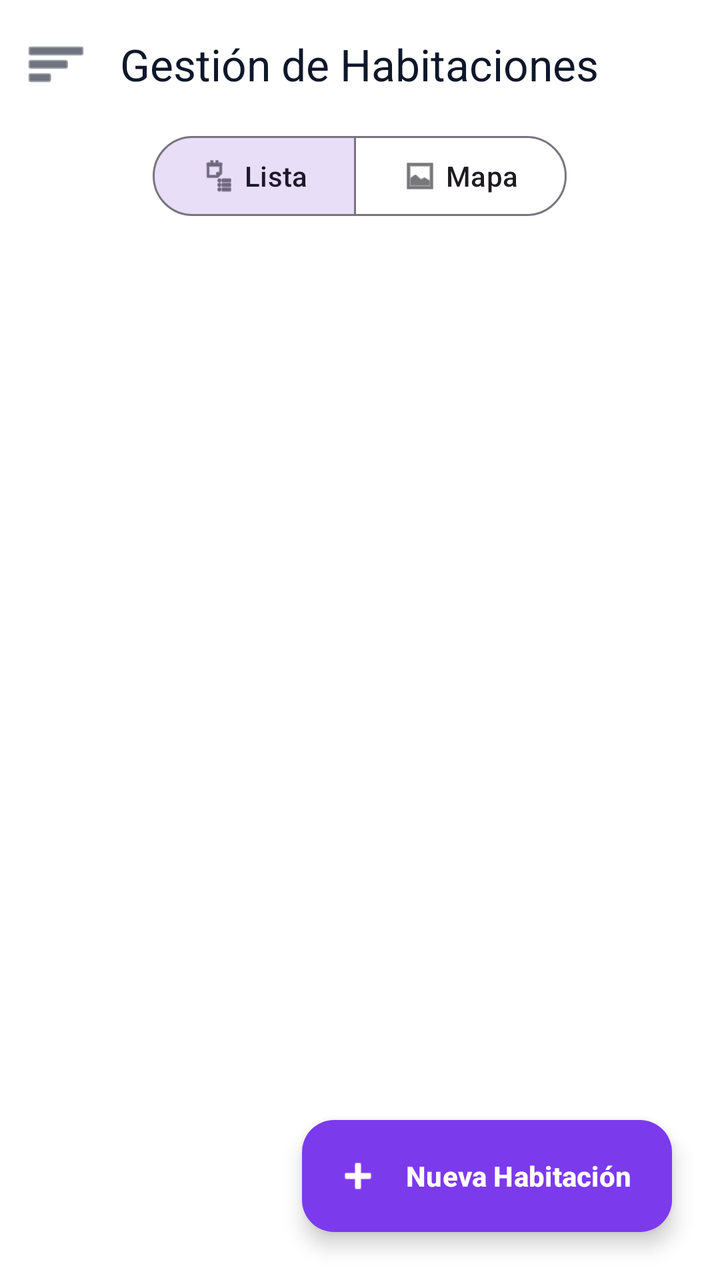
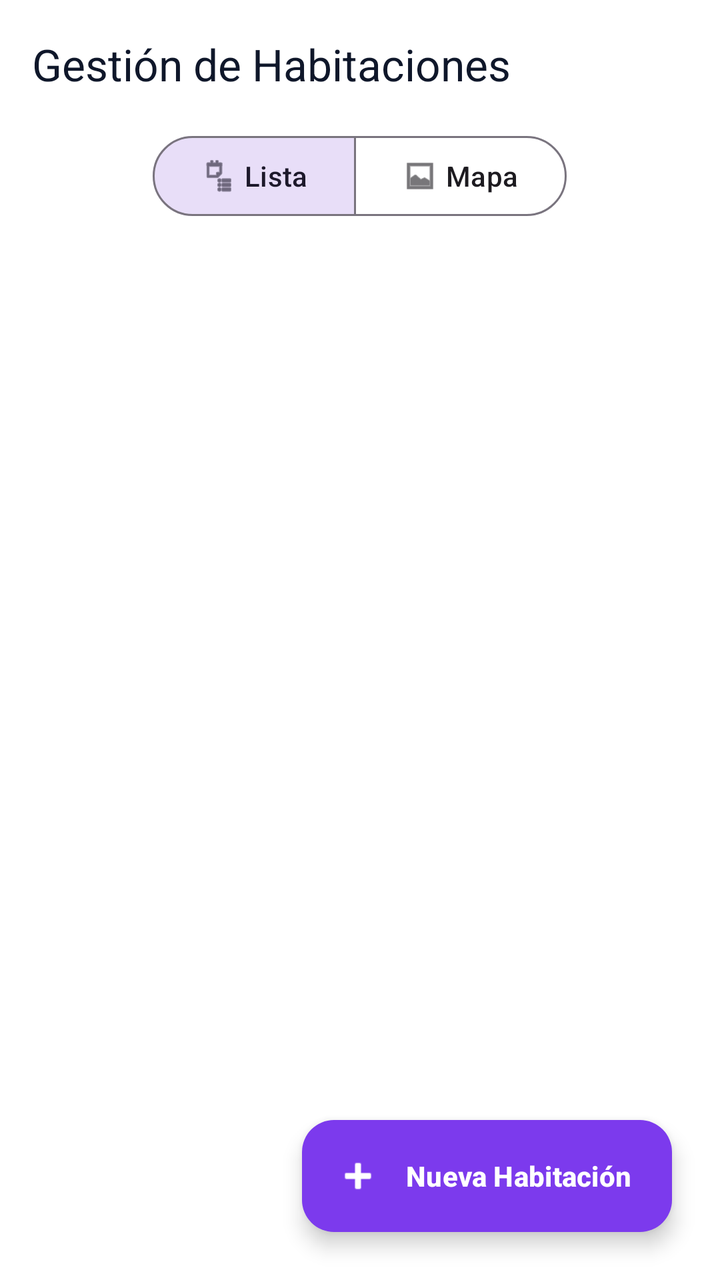

Compare the two renders of this Android layout. The source of the first and the diff that turns it into the second are given below.
<!-- AndroidManifest.xml: application theme Theme.Naxor -->
<!-- res/layout/fragment_hotel_rooms.xml -->
<?xml version="1.0" encoding="utf-8"?>
<androidx.constraintlayout.widget.ConstraintLayout xmlns:android="http://schemas.android.com/apk/res/android"
    xmlns:app="http://schemas.android.com/apk/res-auto"
    android:layout_width="match_parent"
    android:layout_height="match_parent"
    android:background="@color/white">

    <com.google.android.material.appbar.AppBarLayout
        android:id="@+id/appBarRooms"
        android:layout_width="match_parent"
        android:layout_height="wrap_content"
        android:background="@color/white"
        app:elevation="0dp"
        app:layout_constraintTop_toTopOf="parent">

        <com.google.android.material.appbar.MaterialToolbar
            android:id="@+id/toolbarRooms"
            android:layout_width="match_parent"
            android:layout_height="?attr/actionBarSize"
            app:title="Gestión de Habitaciones"
            app:titleTextColor="@color/slate_900"
            app:navigationIcon="@android:drawable/ic_menu_sort_by_size"
            app:navigationIconTint="@color/slate_900" />

        <com.google.android.material.button.MaterialButtonToggleGroup
            android:id="@+id/toggleViewMode"
            android:layout_width="wrap_content"
            android:layout_height="wrap_content"
            android:layout_gravity="center"
            android:layout_marginBottom="12dp"
            app:singleSelection="true"
            app:selectionRequired="true"
            app:checkedButton="@id/btnListView">
            <com.google.android.material.button.MaterialButton
                android:id="@+id/btnListView"
                style="@style/Widget.Material3.Button.OutlinedButton"
                android:layout_width="wrap_content"
                android:layout_height="wrap_content"
                android:text="Lista"
                app:icon="@android:drawable/ic_menu_agenda" />
            <com.google.android.material.button.MaterialButton
                android:id="@+id/btnGraphView"
                style="@style/Widget.Material3.Button.OutlinedButton"
                android:layout_width="wrap_content"
                android:layout_height="wrap_content"
                android:text="Mapa"
                app:icon="@android:drawable/ic_menu_gallery" />
        </com.google.android.material.button.MaterialButtonToggleGroup>
    </com.google.android.material.appbar.AppBarLayout>

    
    <androidx.recyclerview.widget.RecyclerView
        android:id="@+id/rvRooms"
        android:layout_width="match_parent"
        android:layout_height="0dp"
        android:clipToPadding="false"
        app:layout_constraintTop_toBottomOf="@id/appBarRooms"
        app:layout_constraintBottom_toBottomOf="parent" />

    
    <FrameLayout
        android:id="@+id/layoutGraphView"
        android:layout_width="match_parent"
        android:layout_height="0dp"
        android:visibility="gone"
        app:layout_constraintTop_toBottomOf="@id/appBarRooms"
        app:layout_constraintBottom_toBottomOf="parent">

        
        <LinearLayout
            android:id="@+id/layoutEmptyMap"
            android:layout_width="wrap_content"
            android:layout_height="wrap_content"
            android:layout_gravity="center"
            android:orientation="vertical"
            android:gravity="center"
            android:visibility="gone">
            <ImageView
                android:layout_width="80dp"
                android:layout_height="80dp"
                android:src="@android:drawable/ic_menu_crop"
                app:tint="@color/slate_300"
                android:alpha="0.5" />
            <TextView
                android:layout_width="wrap_content"
                android:layout_height="wrap_content"
                android:text="No hay gráfico guardado"
                android:textColor="@color/slate_400"
                android:textStyle="bold"
                android:layout_marginTop="16dp" />
            <TextView
                android:layout_width="wrap_content"
                android:layout_height="wrap_content"
                android:text="Crea uno desde el editor"
                android:textColor="@color/slate_400"
                android:textSize="12sp" />
            <com.google.android.material.button.MaterialButton
                android:id="@+id/btnCreateMapEmpty"
                style="@style/Widget.Material3.Button.TonalButton"
                android:layout_width="wrap_content"
                android:layout_height="wrap_content"
                android:layout_marginTop="24dp"
                android:text="Crear mapa"
                app:icon="@android:drawable/ic_menu_add" />
        </LinearLayout>

        <com.google.android.material.card.MaterialCardView
            android:id="@+id/cardMapDisplay"
            android:layout_width="match_parent"
            android:layout_height="match_parent"
            app:cardCornerRadius="0dp"
            app:cardElevation="0dp"
            app:strokeWidth="0dp"
            app:cardBackgroundColor="@color/white"
            android:visibility="visible">

            <com.naxor.app.util.HotelMapView
                android:id="@+id/mapView"
                android:layout_width="match_parent"
                android:layout_height="match_parent"
                android:background="@drawable/grid_background" />

        </com.google.android.material.card.MaterialCardView>

        <com.google.android.material.button.MaterialButton
            android:id="@+id/btnOpenEditor"
            style="@style/Widget.Material3.Button.TonalButton"
            android:layout_width="wrap_content"
            android:layout_height="wrap_content"
            android:layout_gravity="bottom|end"
            android:layout_margin="24dp"
            android:text="Editar / Crear mapa"
            app:icon="@android:drawable/ic_menu_edit"
            app:cornerRadius="20dp" />
    </FrameLayout>

    <com.google.android.material.floatingactionbutton.ExtendedFloatingActionButton
        android:id="@+id/fabAddRoom"
        android:layout_width="wrap_content"
        android:layout_height="wrap_content"
        android:layout_margin="24dp"
        android:text="Nueva Habitación"
        android:textAllCaps="false"
        android:textColor="@color/white"
        android:textStyle="bold"
        app:icon="@android:drawable/ic_input_add"
        app:iconTint="@color/white"
        app:backgroundTint="@color/purple_600"
        app:layout_constraintBottom_toBottomOf="parent"
        app:layout_constraintEnd_toEndOf="parent" />

</androidx.constraintlayout.widget.ConstraintLayout>
<!-- resources referenced by this layout -->
<resources>
  <color name="purple_600">#7C3AED</color>
  <color name="slate_300">#CBD5E1</color>
  <color name="slate_400">#94A3B8</color>
  <color name="slate_900">#0F172A</color>
  <color name="white">#FFFFFFFF</color>
  <!-- drawable grid_background (drawable) -->
  <?xml version="1.0" encoding="utf-8"?>
  <layer-list xmlns:android="http://schemas.android.com/apk/res/android">
      <item>
          <shape>
              <solid android:color="@color/slate_50" />
          </shape>
      </item>
      <item>
          <bitmap
              android:src="@android:drawable/ic_menu_crop"
              android:tileMode="repeat"
              android:alpha="0.05" />
      </item>
  </layer-list>
  <style name="Theme.Naxor" parent="Base.Theme.Naxor" />
  <color name="slate_50">#F8FAFC</color>
  <style name="Base.Theme.Naxor" parent="Theme.Material3.DayNight.NoActionBar">
          
          
      </style>
</resources>

<!-- the commit's change to res/layout/fragment_hotel_rooms.xml (unified diff, before → after) -->
@@ -18,9 +18,7 @@
             android:layout_width="match_parent"
             android:layout_height="?attr/actionBarSize"
             app:title="Gestión de Habitaciones"
-            app:titleTextColor="@color/slate_900"
-            app:navigationIcon="@android:drawable/ic_menu_sort_by_size"
-            app:navigationIconTint="@color/slate_900" />
+            app:titleTextColor="@color/slate_900" />
 
         <com.google.android.material.button.MaterialButtonToggleGroup
             android:id="@+id/toggleViewMode"
@@ -58,20 +56,65 @@
         app:layout_constraintBottom_toBottomOf="parent" />
 
     
-    <FrameLayout
+    <androidx.constraintlayout.widget.ConstraintLayout
         android:id="@+id/layoutGraphView"
         android:layout_width="match_parent"
         android:layout_height="0dp"
         android:visibility="gone"
+        android:background="@color/slate_50"
         app:layout_constraintTop_toBottomOf="@id/appBarRooms"
         app:layout_constraintBottom_toBottomOf="parent">
+
+        
+        <HorizontalScrollView
+            android:id="@+id/scrollFloors"
+            android:layout_width="match_parent"
+            android:layout_height="wrap_content"
+            android:scrollbars="none"
+            android:paddingVertical="8dp"
+            app:layout_constraintTop_toTopOf="parent">
+
+            <LinearLayout
+                android:id="@+id/layoutFloors"
+                android:layout_width="wrap_content"
+                android:layout_height="wrap_content"
+                android:orientation="horizontal"
+                android:paddingHorizontal="16dp"
+                android:gravity="center_vertical" />
+        </HorizontalScrollView>
+
+        
+        <com.google.android.material.card.MaterialCardView
+            android:id="@+id/cardMapDisplay"
+            android:layout_width="0dp"
+            android:layout_height="0dp"
+            android:layout_margin="16dp"
+            app:cardCornerRadius="16dp"
+            app:cardElevation="4dp"
+            app:strokeWidth="1dp"
+            app:strokeColor="@color/slate_200"
+            app:layout_constraintTop_toBottomOf="@id/scrollFloors"
+            app:layout_constraintBottom_toTopOf="@id/btnOpenEditor"
+            app:layout_constraintStart_toStartOf="parent"
+            app:layout_constraintEnd_toEndOf="parent">
+
+            <com.naxor.app.util.HotelMapView
+                android:id="@+id/mapView"
+                android:layout_width="match_parent"
+                android:layout_height="match_parent"
+                android:background="@color/white" />
+
+        </com.google.android.material.card.MaterialCardView>
 
         
         <LinearLayout
             android:id="@+id/layoutEmptyMap"
             android:layout_width="wrap_content"
             android:layout_height="wrap_content"
-            android:layout_gravity="center"
+            app:layout_constraintTop_toTopOf="@id/cardMapDisplay"
+            app:layout_constraintBottom_toBottomOf="@id/cardMapDisplay"
+            app:layout_constraintStart_toStartOf="@id/cardMapDisplay"
+            app:layout_constraintEnd_toEndOf="@id/cardMapDisplay"
             android:orientation="vertical"
             android:gravity="center"
             android:visibility="gone">
@@ -84,16 +127,10 @@
             <TextView
                 android:layout_width="wrap_content"
                 android:layout_height="wrap_content"
-                android:text="No hay gráfico guardado"
+                android:text="No hay plano en este piso"
                 android:textColor="@color/slate_400"
                 android:textStyle="bold"
                 android:layout_marginTop="16dp" />
-            <TextView
-                android:layout_width="wrap_content"
-                android:layout_height="wrap_content"
-                android:text="Crea uno desde el editor"
-                android:textColor="@color/slate_400"
-                android:textSize="12sp" />
             <com.google.android.material.button.MaterialButton
                 android:id="@+id/btnCreateMapEmpty"
                 style="@style/Widget.Material3.Button.TonalButton"
@@ -104,35 +141,20 @@
                 app:icon="@android:drawable/ic_menu_add" />
         </LinearLayout>
 
-        <com.google.android.material.card.MaterialCardView
-            android:id="@+id/cardMapDisplay"
-            android:layout_width="match_parent"
-            android:layout_height="match_parent"
-            app:cardCornerRadius="0dp"
-            app:cardElevation="0dp"
-            app:strokeWidth="0dp"
-            app:cardBackgroundColor="@color/white"
-            android:visibility="visible">
-
-            <com.naxor.app.util.HotelMapView
-                android:id="@+id/mapView"
-                android:layout_width="match_parent"
-                android:layout_height="match_parent"
-                android:background="@drawable/grid_background" />
-
-        </com.google.android.material.card.MaterialCardView>
-
         <com.google.android.material.button.MaterialButton
             android:id="@+id/btnOpenEditor"
             style="@style/Widget.Material3.Button.TonalButton"
             android:layout_width="wrap_content"
             android:layout_height="wrap_content"
-            android:layout_gravity="bottom|end"
-            android:layout_margin="24dp"
-            android:text="Editar / Crear mapa"
+            android:layout_marginBottom="16dp"
+            android:text="Editar Pisos"
             app:icon="@android:drawable/ic_menu_edit"
-            app:cornerRadius="20dp" />
-    </FrameLayout>
+            app:cornerRadius="20dp"
+            app:layout_constraintBottom_toBottomOf="parent"
+            app:layout_constraintStart_toStartOf="parent"
+            app:layout_constraintEnd_toEndOf="parent" />
+
+    </androidx.constraintlayout.widget.ConstraintLayout>
 
     <com.google.android.material.floatingactionbutton.ExtendedFloatingActionButton
         android:id="@+id/fabAddRoom"
<!-- resource entries referenced after the edit -->
@@ -1,25 +1,11 @@
 <!-- resources referenced by this layout -->
 <resources>
   <color name="purple_600">#7C3AED</color>
+  <color name="slate_200">#E2E8F0</color>
   <color name="slate_300">#CBD5E1</color>
   <color name="slate_400">#94A3B8</color>
   <color name="slate_900">#0F172A</color>
   <color name="white">#FFFFFFFF</color>
-  <!-- drawable grid_background (drawable) -->
-  <?xml version="1.0" encoding="utf-8"?>
-  <layer-list xmlns:android="http://schemas.android.com/apk/res/android">
-      <item>
-          <shape>
-              <solid android:color="@color/slate_50" />
-          </shape>
-      </item>
-      <item>
-          <bitmap
-              android:src="@android:drawable/ic_menu_crop"
-              android:tileMode="repeat"
-              android:alpha="0.05" />
-      </item>
-  </layer-list>
   <style name="Theme.Naxor" parent="Base.Theme.Naxor" />
   <color name="slate_50">#F8FAFC</color>
   <style name="Base.Theme.Naxor" parent="Theme.Material3.DayNight.NoActionBar">
